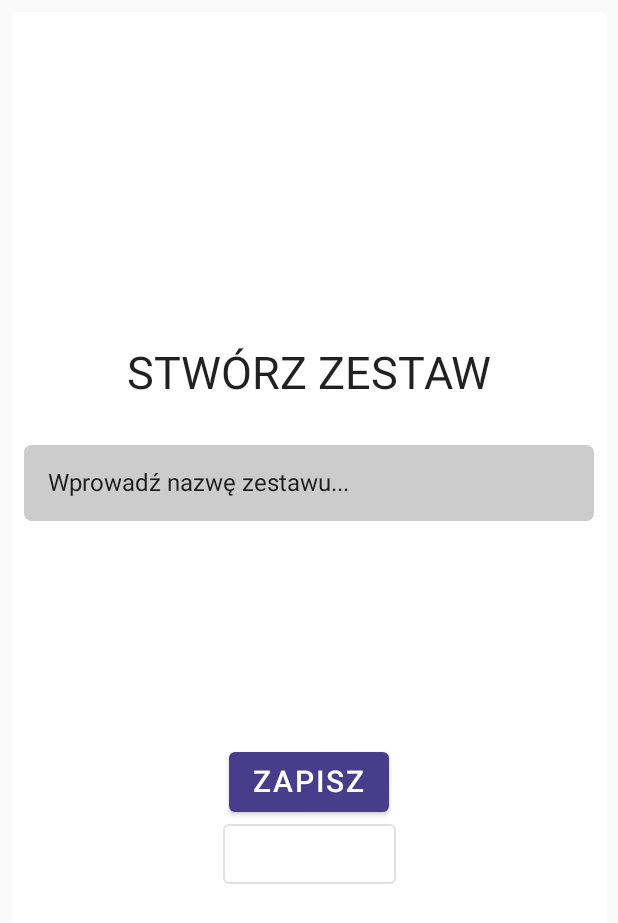
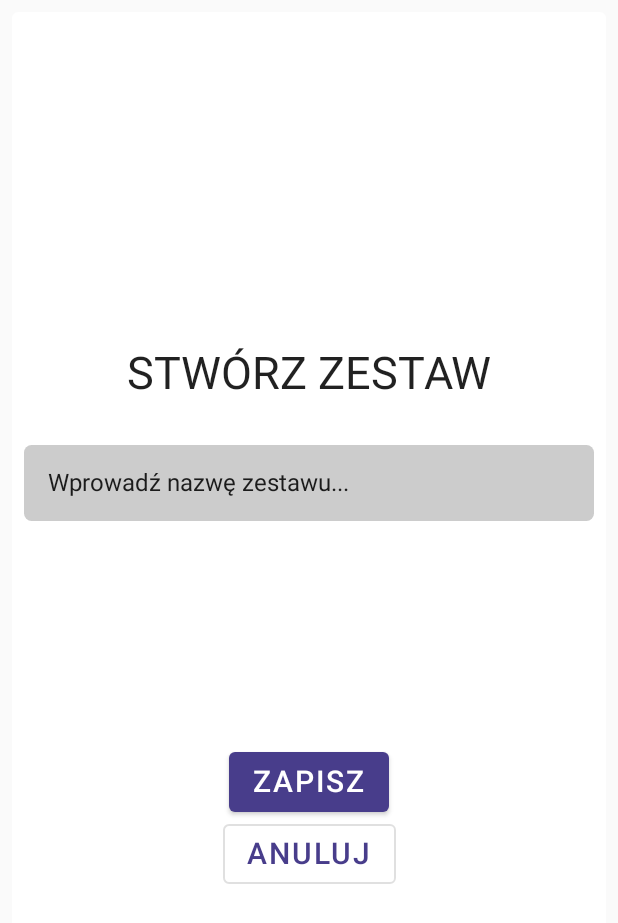
Before and after one commit to MartynaBorak/Fiszki, an Android app built with Jetpack Compose: the ZestawEntryScreen screen opened through its navigation route, on a phone screen of 412 x 824 dp. Shown: the top 923 px of the screen. Run offline under Robolectric (Android 15) with nearby library versions, the phone set to English and light mode, and no system bars.

Commit message:
Cancel button color fix

```diff
--- a/app/src/main/java/com/example/fiszki/ui/home/ZestawEntryScreen.kt
+++ b/app/src/main/java/com/example/fiszki/ui/home/ZestawEntryScreen.kt
@@ -85,7 +85,7 @@ fun ZestawEntryScreen(
                 onClick = navigateBack,
                 enabled = true
             ) {
-                Text("ANULUJ", color = Color.White, fontSize = 20.sp)
+                Text("ANULUJ", color = Color(0xFF483D8B), fontSize = 20.sp)
             }
         }
     }
```
